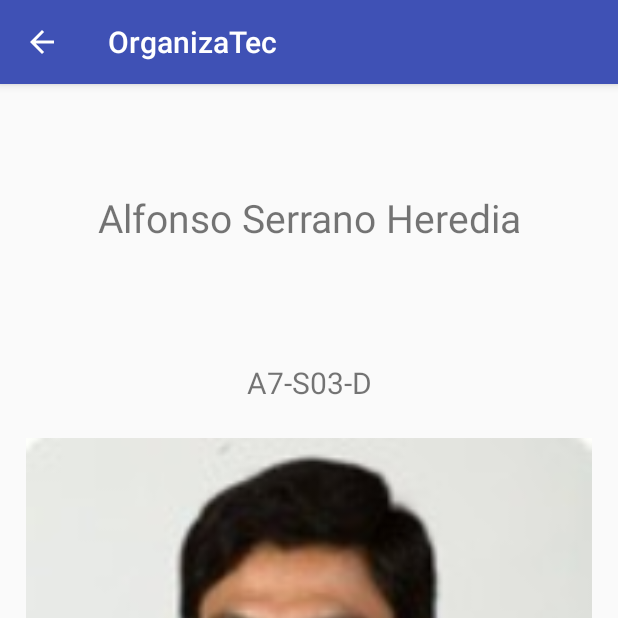
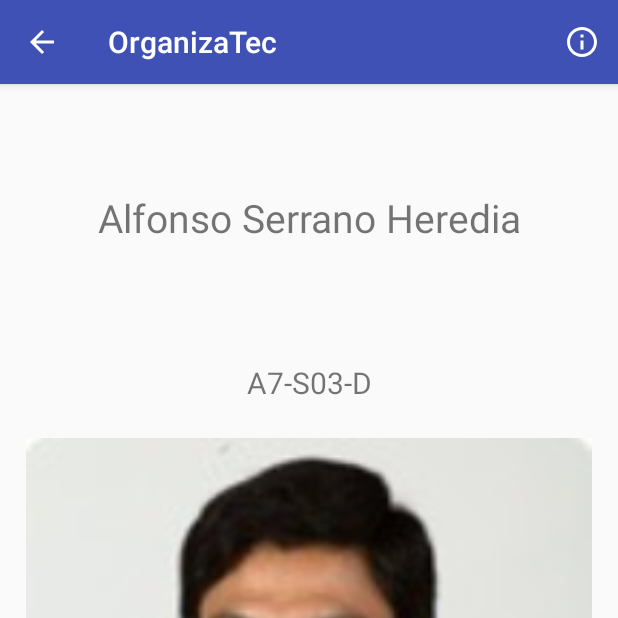
Before and after one commit to DiegoAstiazaran/OrganizaTec, an Android app: the TeacherInformationActivity screen opened directly, with no data from a screen before it, on a phone screen of 412 x 824 dp, the top half of it. Run offline under Robolectric (Android 15) with nearby library versions, the phone set to English and light mode, and no system bars.

Commit message:
Added button to show developer information

```diff
--- a/app/src/main/java/itesm/mx/organizatec/NewNoteContentFragment.java
+++ b/app/src/main/java/itesm/mx/organizatec/NewNoteContentFragment.java
@@ -131,7 +131,7 @@ public class NewNoteContentFragment extends Fragment implements View.OnClickList
                 String noteContent = etNoteContent.getText().toString();
 
                 if (noteContent.trim().length() == 0 && noteImages.size() == 0) {
-                    Toast.makeText(getContext(), "Please add some text or images.", Toast.LENGTH_SHORT).show();
+                    Toast.makeText(getContext(), "Debes agregar texto o alguna imagen para continuar", Toast.LENGTH_SHORT).show();
                     return true;
                 }
 
--- a/app/src/main/java/itesm/mx/organizatec/TeacherInformationActivity.java
+++ b/app/src/main/java/itesm/mx/organizatec/TeacherInformationActivity.java
@@ -4,6 +4,8 @@ import android.content.Intent;
 import android.net.Uri;
 import android.support.v7.app.AppCompatActivity;
 import android.os.Bundle;
+import android.view.Menu;
+import android.view.MenuItem;
 import android.view.View;
 import android.widget.TextView;
 import android.widget.Toast;
@@ -48,7 +50,30 @@ public class TeacherInformationActivity extends AppCompatActivity {
         try {
             startActivity(Intent.createChooser(emailIntent, "Send mail..."));
         } catch (android.content.ActivityNotFoundException e) {
-            Toast.makeText(this, "There is no email client installed.", Toast.LENGTH_SHORT).show();
+            Toast.makeText(this, "No tienes ninguna aplicación de correo instalada", Toast.LENGTH_SHORT).show();
         }
     }
+
+    @Override
+    public boolean onCreateOptionsMenu(Menu menu) {
+        getMenuInflater().inflate(R.menu.info_nav_bar, menu);
+
+        return super.onCreateOptionsMenu(menu);
+    }
+
+    @Override
+    public boolean onOptionsItemSelected(MenuItem item) {
+        switch (item.getItemId()) {
+            case R.id.info_menu_button:
+                Toast.makeText(this, "Aplicación desarrollada por Diego Astiazarán - diegoaat97@gmail.com", Toast.LENGTH_LONG).show();
+                return true;
+            default:
+                // If we got here, the user's action was not recognized.
+                // Invoke the superclass to handle it.
+                return super.onOptionsItemSelected(item);
+
+        }
+    }
+
+
 }
--- /dev/null
+++ b/app/src/main/res/drawable/ic_info_outline_white_24dp.xml
@@ -0,0 +1,5 @@
+<vector android:height="24dp" android:tint="#FFFFFF"
+    android:viewportHeight="24.0" android:viewportWidth="24.0"
+    android:width="24dp" xmlns:android="http://schemas.android.com/apk/res/android">
+    <path android:fillColor="#FF000000" android:pathData="M11,17h2v-6h-2v6zM12,2C6.48,2 2,6.48 2,12s4.48,10 10,10 10,-4.48 10,-10S17.52,2 12,2zM12,20c-4.41,0 -8,-3.59 -8,-8s3.59,-8 8,-8 8,3.59 8,8 -3.59,8 -8,8zM11,9h2L13,7h-2v2z"/>
+</vector>
--- /dev/null
+++ b/app/src/main/res/menu/info_nav_bar.xml
@@ -0,0 +1,9 @@
+<?xml version="1.0" encoding="utf-8"?>
+<menu xmlns:android="http://schemas.android.com/apk/res/android"
+    xmlns:app="http://schemas.android.com/apk/res-auto">
+    <item
+        android:id="@+id/info_menu_button"
+        android:icon="@drawable/ic_info_outline_white_24dp"
+        android:title="@string/save"
+        app:showAsAction="ifRoom"/>
+</menu>
```
